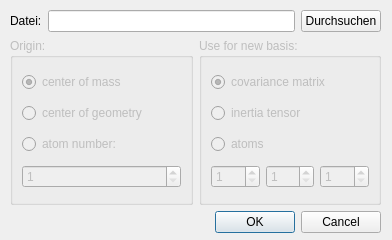
Above: source/open_molecule_dialog.ui from janvc/molconv before the change. Below: the same form after it.
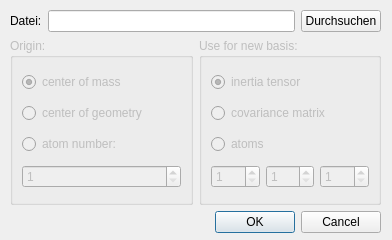
That is the form after the change.

Commit message: changed sort of radio buttons

Diff of the .ui file:
```diff
--- a/source/open_molecule_dialog.ui
+++ b/source/open_molecule_dialog.ui
@@ -108,9 +108,9 @@
           </property>
           <layout class="QVBoxLayout" name="verticalLayout_2">
            <item>
-            <widget class="QRadioButton" name="covar">
+            <widget class="QRadioButton" name="inert">
              <property name="text">
-              <string>covariance matrix</string>
+              <string>inertia tensor</string>
              </property>
              <property name="checked">
               <bool>true</bool>
@@ -118,9 +118,12 @@
             </widget>
            </item>
            <item>
-            <widget class="QRadioButton" name="inert">
+            <widget class="QRadioButton" name="covar">
              <property name="text">
-              <string>inertia tensor</string>
+              <string>covariance matrix</string>
+             </property>
+             <property name="checked">
+              <bool>false</bool>
              </property>
             </widget>
            </item>
```
